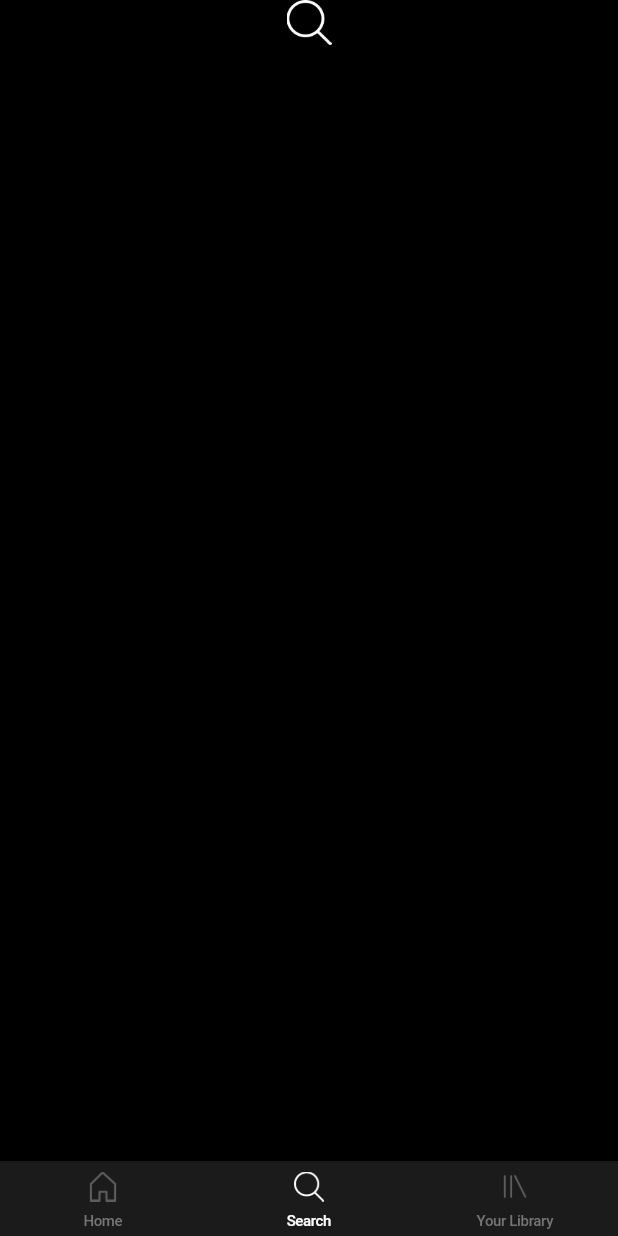
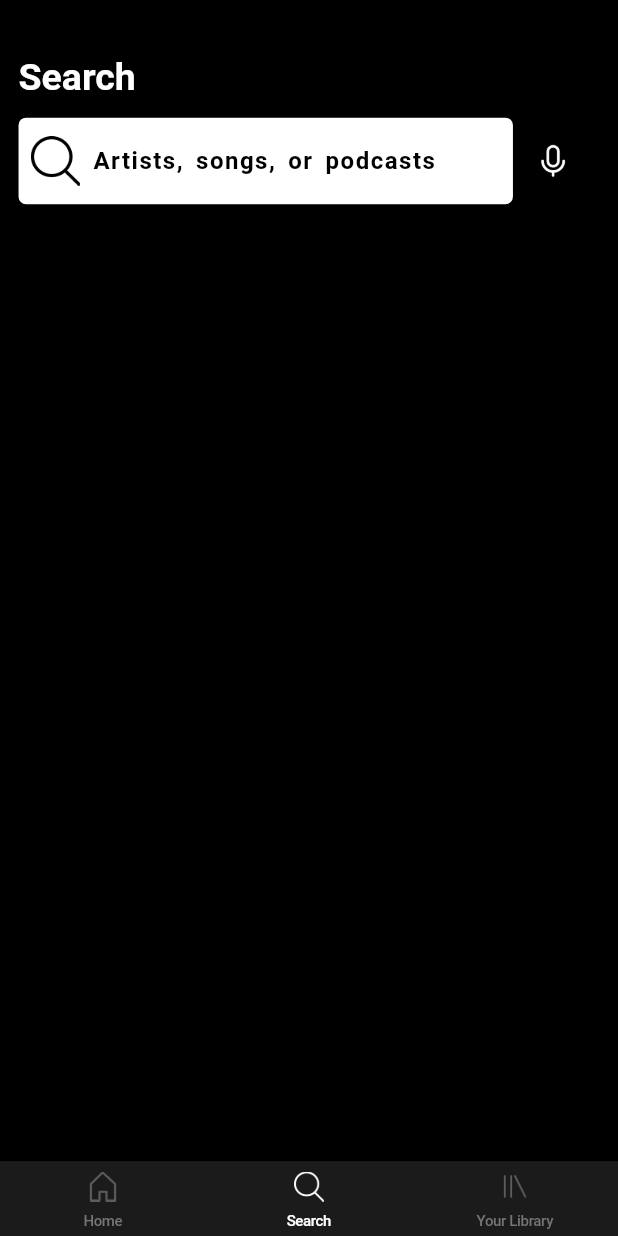
Before and after one commit to SelvaKumar-Ajay/Spotify_Clone, a Flutter app: the screen it shows after launch, item 2 of the bottom bar chosen, on a phone screen of 412 x 824 dp. Run offline on Flutter 3.47's test engine with Material 2 defaults, Android fonts, the phone set to English and light mode, and no system bars.

Commit message:
Search bar and Mic icon added in Search tab

```diff
--- a/lib/constants/colors.dart
+++ b/lib/constants/colors.dart
@@ -8,3 +8,4 @@ const Color greyColor = Colors.grey;
 const Color redColor = Color.fromRGBO(249, 25, 127, 1);
 const Color transparentColor = Colors.transparent;
 const Color yellowColor = Colors.yellow;
+const Color blackColor = Colors.black;
--- a/lib/constants/constants.dart
+++ b/lib/constants/constants.dart
@@ -2,4 +2,5 @@ export 'app_theme.dart';
 export 'colors.dart';
 export 'icons_name.dart';
 export 'string_constants.dart';
-export 'size_constants.dart';
+export 'home/size_constants.dart';
+export 'search/size_constants.dart';
--- /dev/null
+++ b/lib/constants/search/size_constants.dart
@@ -0,0 +1,17 @@
+class SearchSizes {
+  double height;
+  double width;
+  SearchSizes({
+    required this.height,
+    required this.width,
+  });
+
+  late double iconheight = height * 0.04;
+  late double containerheight = height * 0.07;
+  late double containerwidth = width * 0.80;
+  late double iconPaddingAll = width * 0.02;
+  late double micIconHeight = width * 0.06;
+  late double micIconWidth = width * 0.13;
+  // late double iconPaddingAll = width * 0.02;
+  // late double iconPaddingAll = width * 0.02;
+}
--- a/lib/constants/string_constants.dart
+++ b/lib/constants/string_constants.dart
@@ -15,8 +15,7 @@ class StringConstants {
   static const String recentPlayed = "Recently played";
   static const String moreLike = "MORE LIKE";
   static const String yourFavArtist = "Your favourite artists";
-  // static const String library = "Your Library";
-  // static const String library = "Your Library";
+  static const String serachButtonText = "Artists, songs, or podcasts";
   // static const String library = "Your Library";
   // static const String library = "Your Library";
   // static const String library = "Your Library";
--- a/lib/data screen/datascreen.dart
+++ b/lib/data screen/datascreen.dart
@@ -1,15 +1,13 @@
 import 'package:flutter/material.dart';
 import 'package:spotify/constants/constants.dart';
-import 'package:spotify/data%20screen/home_screen.dart';
+import 'package:spotify/view/home_screen.dart';
+import 'package:spotify/view/search.dart';
 
 class DataWidgets {
   final String dateTime;
   static List<Widget> dataWidgets = [
     const HomeScreen(),
-    Center(
-      child: Image.asset(IconConstants.searchIcon,
-          color: whiteColor, height: 30.0),
-    ),
+    const SearchScreen(),
     Center(
       child: Image.asset(IconConstants.libraryIcon,
           color: whiteColor, height: 30.0),
--- a/lib/main.dart
+++ b/lib/main.dart
@@ -1,5 +1,5 @@
 import 'package:flutter/material.dart';
-import 'package:spotify/views/home_page.dart';
+import 'package:spotify/home_page.dart';
 
 import 'constants/constants.dart';
 
--- /dev/null
+++ b/lib/view/search.dart
@@ -0,0 +1,72 @@
+import 'package:flutter/material.dart';
+import 'package:spotify/constants/constants.dart';
+import '../reusable_widgets/home/reusable_widgets.dart';
+
+class SearchScreen extends StatelessWidget {
+  const SearchScreen({super.key});
+
+  @override
+  Widget build(BuildContext context) {
+    double width = MediaQuery.of(context).size.width;
+    double height = MediaQuery.of(context).size.height;
+
+    return Padding(
+      padding: EdgeInsets.all(width * 0.03),
+      child: Column(
+          mainAxisAlignment: MainAxisAlignment.start,
+          crossAxisAlignment: CrossAxisAlignment.start,
+          children: [
+            titleText(text: StringConstants.search, width: width),
+            Row(
+              children: [
+                Container(
+                  decoration: BoxDecoration(
+                    color: whiteColor,
+                    borderRadius: BorderRadius.circular(5.0),
+                  ),
+                  height:
+                      SearchSizes(height: height, width: width).containerheight,
+                  width:
+                      SearchSizes(height: height, width: width).containerwidth,
+                  child: Row(
+                    children: [
+                      Padding(
+                        padding: EdgeInsets.all(
+                          SearchSizes(height: height, width: width)
+                              .iconPaddingAll,
+                        ),
+                        child: Image.asset(
+                          IconConstants.searchIcon,
+                          height: SearchSizes(height: height, width: width)
+                              .iconheight,
+                          width: SearchSizes(height: height, width: width)
+                              .iconheight,
+                          color: blackColor,
+                        ),
+                      ),
+                      const Text(
+                        StringConstants.serachButtonText,
+                        style: TextStyle(
+                          color: blackColor,
+                          fontWeight: FontWeight.bold,
+                          fontSize: 16.0,
+                          wordSpacing: 3.0,
+                          letterSpacing: 1.0,
+                        ),
+                      ),
+                    ],
+                  ),
+                ),
+                Image.asset(
+                  IconConstants.microphoneIcon,
+                  color: whiteColor,
+                  height:
+                      SearchSizes(height: height, width: width).micIconHeight,
+                  width: SearchSizes(height: height, width: width).micIconWidth,
+                ),
+              ],
+            )
+          ]),
+    );
+  }
+}
```
Also changed, not shown: lib/constants/home/size_constants.dart (renamed from lib/constants/size_constants.dart), lib/home_page.dart (renamed from lib/views/home_page.dart), lib/view/home_screen.dart (renamed from lib/data screen/home_screen.dart).
